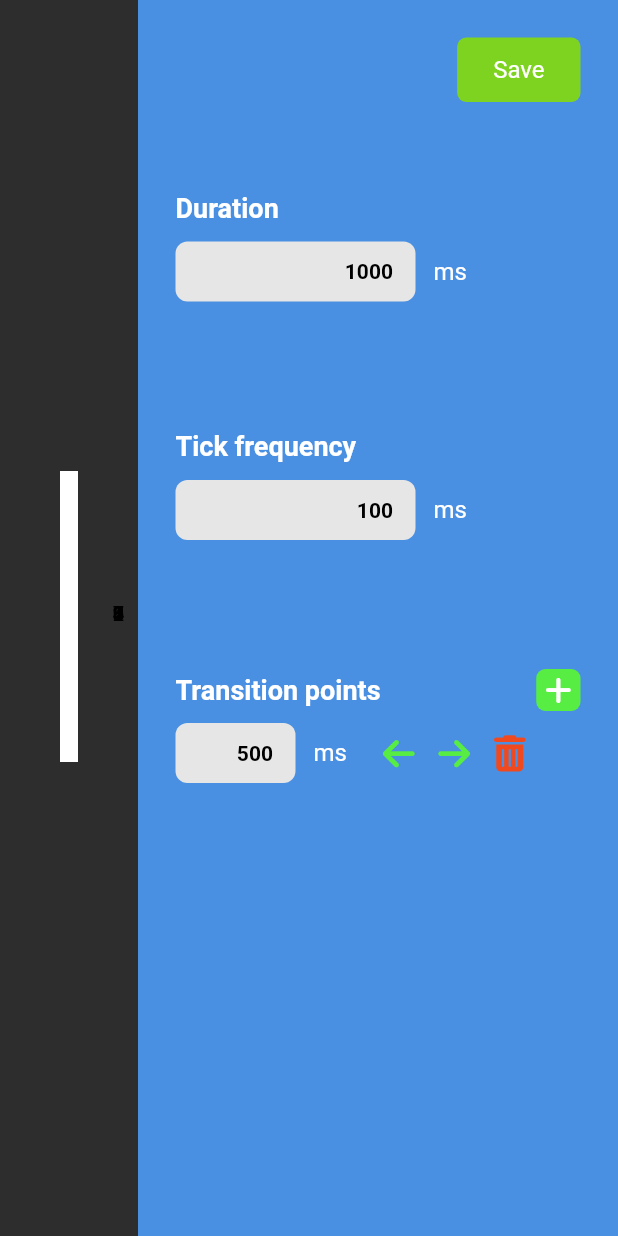
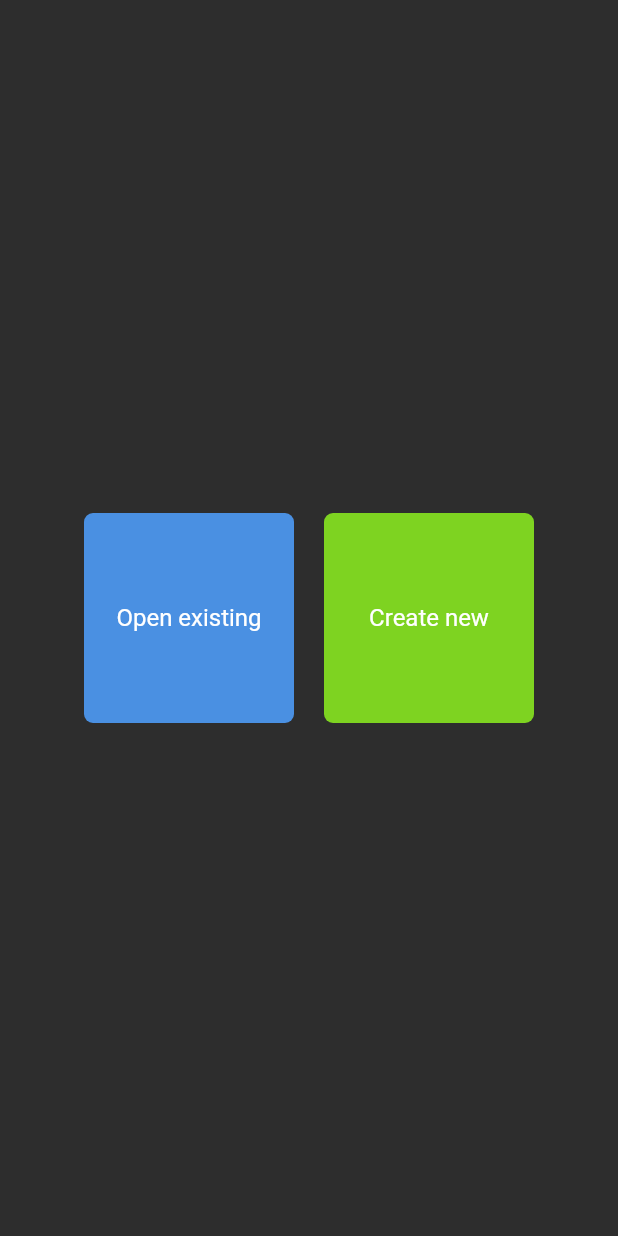
Before and after one commit to AndreiLacatos-works/opc-node-designer, a Flutter app: the screen it shows after launch, on a phone screen of 412 x 824 dp. Run offline on Flutter 3.47's test engine with Material 3 defaults, Android fonts, the phone set to English and light mode, and no system bars; our stand-ins replace file_picker, flutter_riverpod, font_awesome_flutter, freezed_annotation, riverpod_annotation; missing offline and left inert: window_manager; generated files the repository leaves out were written again.

Commit message:
Implemented project launcher

```diff
--- a/src/waveform_designer/lib/main.dart
+++ b/src/waveform_designer/lib/main.dart
@@ -1,6 +1,7 @@
 import 'package:flutter/material.dart';
 import 'package:flutter_riverpod/flutter_riverpod.dart';
 import 'package:waveform_designer/screens/WaveformDesigner.dart';
+import 'package:waveform_designer/widgets/home/WaveformLauncher.dart';
 import 'package:window_manager/window_manager.dart';
 
 void main() async {
@@ -9,7 +10,14 @@ void main() async {
   await windowManager.ensureInitialized();
   await windowManager.setTitle('Waveform designer');
 
-  runApp(const MyApp());
+  runApp(
+    ProviderScope(
+      child: Container(
+        decoration: BoxDecoration(color: Color.fromARGB(255, 45, 45, 45)),
+        child: MyApp(),
+      ),
+    ),
+  );
 }
 
 class MyApp extends StatelessWidget {
@@ -20,20 +28,22 @@ class MyApp extends StatelessWidget {
     return WidgetsApp(
       title: 'Waveform designer',
       color: Color.fromARGB(255, 45, 45, 45),
-      home: ProviderScope(
-        child: Container(
-          decoration:
-              const BoxDecoration(color: Color.fromARGB(255, 45, 45, 45)),
-          child: Waveformdesigner(),
-        ),
-      ),
-      pageRouteBuilder: <T>(RouteSettings settings, WidgetBuilder builder) =>
-          PageRouteBuilder<T>(
-        settings: settings,
-        pageBuilder: (BuildContext context, Animation<double> animation,
-                Animation<double> secondaryAnimation) =>
-            builder(context),
-      ),
+      home: WaveformLauncher(),
+      pageRouteBuilder: <T>(RouteSettings settings, WidgetBuilder builder) {
+        return PageRouteBuilder<T>(
+          settings: settings,
+          pageBuilder: (
+            BuildContext context,
+            Animation<double> animation,
+            Animation<double> secondaryAnimation,
+          ) {
+            return builder(context);
+          },
+        );
+      },
+      routes: {
+        '/designer': (_) => WaveformDesigner(),
+      },
     );
   }
 }
--- a/src/waveform_designer/lib/screens/WaveformDesigner.dart
+++ b/src/waveform_designer/lib/screens/WaveformDesigner.dart
@@ -2,7 +2,7 @@ import 'package:flutter/material.dart';
 import 'package:waveform_designer/widgets/designer/chart/DesignerChart.dart';
 import 'package:waveform_designer/widgets/fine_tuner/FineTuner.dart';
 
-class Waveformdesigner extends StatelessWidget {
+class WaveformDesigner extends StatelessWidget {
   @override
   Widget build(BuildContext context) {
     return Row(
--- a/src/waveform_designer/lib/serialization/waveform/waveform.model.dart
+++ b/src/waveform_designer/lib/serialization/waveform/waveform.model.dart
@@ -18,6 +18,7 @@ class WaveFormModel {
 
   factory WaveFormModel.fromJson(Map<String, dynamic> json) =>
       _$WaveFormModelFromJson(json);
+
   factory WaveFormModel.fromState(WaveFormState.WaveFormModel state) =>
       WaveFormModel(
         duration: state.duration,
@@ -25,4 +26,10 @@ class WaveFormModel {
         transitionPoints: state.transitionPoints,
       );
   Map<String, dynamic> toJson() => _$WaveFormModelToJson(this);
+
+  WaveFormState.WaveFormModel toState() => WaveFormState.WaveFormModel(
+        duration: this.duration,
+        tickFrequency: this.tickFrequency,
+        transitionPoints: this.transitionPoints,
+      );
 }
--- a/src/waveform_designer/lib/state/designer/designer.model.dart
+++ b/src/waveform_designer/lib/state/designer/designer.model.dart
@@ -8,5 +8,6 @@ class DesignerModel with _$DesignerModel {
     required double designerWidth,
     required double sliceRatio,
     required double sliceOffset,
+    required String? projectPath,
   }) = _DesignerModel;
 }
--- a/src/waveform_designer/lib/state/waveform/waveform.state.dart
+++ b/src/waveform_designer/lib/state/waveform/waveform.state.dart
@@ -12,6 +12,10 @@ class WaveFormState extends _$WaveFormState {
       tickFrequency: 100,
       transitionPoints: [500],
     );
+  }
+
+  void initialize(WaveFormModel model) {
+    state = model;
   }
 
   void updateDuration(int newDuration) {
--- /dev/null
+++ b/src/waveform_designer/lib/widgets/home/WaveformLauncher.dart
@@ -0,0 +1,106 @@
+import 'dart:convert';
+import 'dart:io';
+
+import 'package:file_picker/file_picker.dart';
+import 'package:flutter/widgets.dart';
+import 'package:flutter_riverpod/flutter_riverpod.dart';
+import 'package:waveform_designer/serialization/waveform/waveform.model.dart'
+    as WaveformSerialization;
+import 'package:waveform_designer/state/designer/designer.state.dart';
+import 'package:waveform_designer/state/waveform/waveform.state.dart';
+
+class WaveformLauncher extends ConsumerWidget {
+  Future _handleOpenExisting(BuildContext context, WidgetRef ref) async {
+    final pickResult = await FilePicker.platform.pickFiles(
+      allowedExtensions: ['json'],
+      dialogTitle: 'Choose waveform file',
+      allowMultiple: false,
+    );
+    if (pickResult != null) {
+      try {
+        final projectPath = pickResult.files.single.path!;
+        final waveformFile = File(projectPath);
+        final waveformJson = await waveformFile.readAsString();
+        final waveform = WaveformSerialization.WaveFormModel.fromJson(
+            jsonDecode(waveformJson) as Map<String, dynamic>);
+        ref.read(waveFormStateProvider.notifier).initialize(waveform.toState());
+        ref.read(designerStateProvider.notifier).setProjectPath(projectPath);
+
+        Navigator.of(context).pushNamed('/designer');
+      } on Exception catch (e) {
+        print(e.toString());
+      }
+    }
+  }
+
+  void _handleCreateNew(BuildContext context) {
+    Navigator.of(context).pushNamed('/designer');
+  }
+
+  @override
+  Widget build(BuildContext context, WidgetRef ref) {
+    ref.watch(waveFormStateProvider);
+    ref.watch(designerStateProvider);
+    return Column(
+      children: [
+        Expanded(
+          child: Row(
+            mainAxisAlignment: MainAxisAlignment.center,
+            crossAxisAlignment: CrossAxisAlignment.center,
+            children: [
+              MouseRegion(
+                cursor: SystemMouseCursors.click,
+                child: GestureDetector(
+                  onTap: () => _handleOpenExisting(context, ref),
+                  child: Container(
+                    width: 140,
+                    height: 140,
+                    decoration: BoxDecoration(
+                      color: Color.fromARGB(255, 74, 144, 226),
+                      borderRadius: BorderRadius.circular(6),
+                    ),
+                    child: Center(
+                      child: const Text(
+                        'Open existing',
+                        style: TextStyle(
+                          color: Color(0xFFFFFFFF),
+                          fontSize: 16.0,
+                        ),
+                      ),
+                    ),
+                  ),
+                ),
+              ),
+              SizedBox.fromSize(
+                size: Size(20, 0),
+              ),
+              MouseRegion(
+                cursor: SystemMouseCursors.click,
+                child: GestureDetector(
+                  onTap: () => _handleCreateNew(context),
+                  child: Container(
+                    width: 140,
+                    height: 140,
+                    decoration: BoxDecoration(
+                      color: Color.fromARGB(255, 126, 211, 33),
+                      borderRadius: BorderRadius.circular(6),
+                    ),
+                    child: Center(
+                      child: const Text(
+                        'Create new',
+                        style: TextStyle(
+                          color: Color(0xFFFFFFFF),
+                          fontSize: 16.0,
+                        ),
+                      ),
+                    ),
+                  ),
+                ),
+              ),
+            ],
+          ),
+        ),
+      ],
+    );
+  }
+}
--- /dev/null
+++ b/src/waveform_designer/waveform.json
@@ -0,0 +1 @@
+{"duration":1000,"tickFrequency":100,"transitionPoints":[200,300,400,500,700]}
--- /dev/null
+++ b/src/waveform_designer/waveform1200.json
@@ -0,0 +1 @@
+{"duration":1200,"tickFrequency":50,"transitionPoints":[200,800,1000]}
```
Also changed, not shown: src/waveform_designer/lib/state/designer/designer.state.dart (+10 -1 lines), src/waveform_designer/lib/widgets/fine_tuner/save/Saver.dart (+6 -1 lines), src/waveform_designer/lib/state/designer/designer.model.freezed.dart, src/waveform_designer/lib/state/designer/designer.state.g.dart, src/waveform_designer/lib/state/waveform/waveform.state.g.dart.
